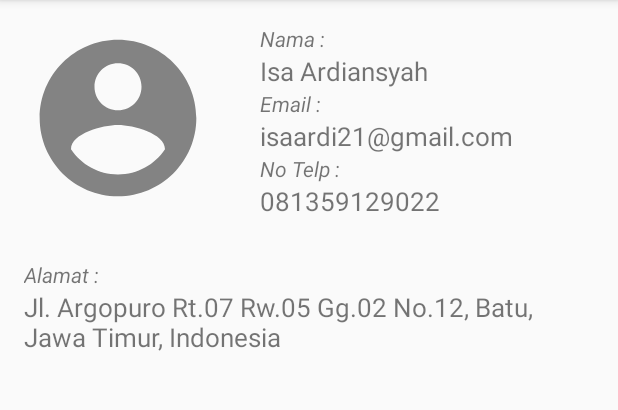
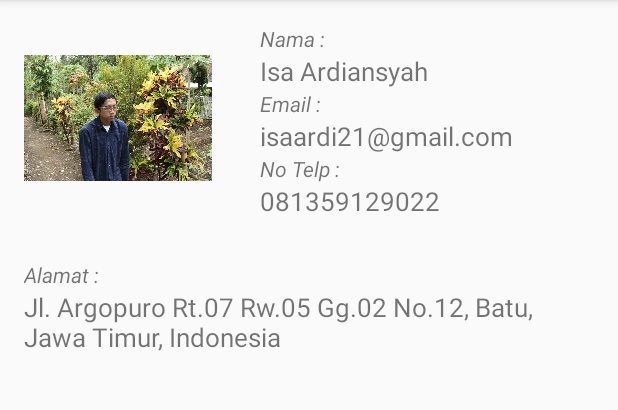
Before and after one commit to isa-ardi/smkcoding_project_1, an Android app: the AboutActivity screen opened directly, with no data from a screen before it, on a phone screen of 412 x 824 dp, the part 84-494 px from its top. Run offline under Robolectric (Android 15) with nearby library versions, the phone set to English and light mode, and no system bars.

Commit message:
Add profil Image

```diff
--- a/app/src/main/res/layout/activity_about.xml
+++ b/app/src/main/res/layout/activity_about.xml
@@ -16,7 +16,7 @@
         <ImageView
             android:layout_width="match_parent"
             android:layout_height="match_parent"
-            android:src="@drawable/ic_person"/>
+            android:src="@drawable/profil"/>
     </LinearLayout>
 
     <LinearLayout
```
Also changed, not shown: app/src/main/res/drawable-mdpi/profil.jpg (added).
